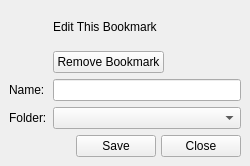
Old version of the form src/bookmarks/bookmarkswidget.ui in the repository QupZilla/qupzilla.
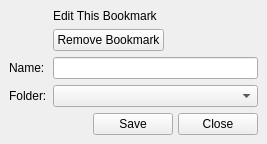
New version of the form. Icons and pictures are not drawn. Custom widgets are drawn as their Qt base class.

```diff
--- a/src/bookmarks/bookmarkswidget.ui
+++ b/src/bookmarks/bookmarkswidget.ui
@@ -2,16 +2,8 @@
 <ui version="4.0">
  <class>BookmarksWidget</class>
  <widget class="QWidget" name="BookmarksWidget">
-  <property name="geometry">
-   <rect>
-    <x>0</x>
-    <y>0</y>
-    <width>250</width>
-    <height>166</height>
-   </rect>
-  </property>
   <property name="sizePolicy">
-   <sizepolicy hsizetype="Ignored" vsizetype="Ignored">
+   <sizepolicy hsizetype="Expanding" vsizetype="Expanding">
     <horstretch>0</horstretch>
     <verstretch>0</verstretch>
    </sizepolicy>
```
